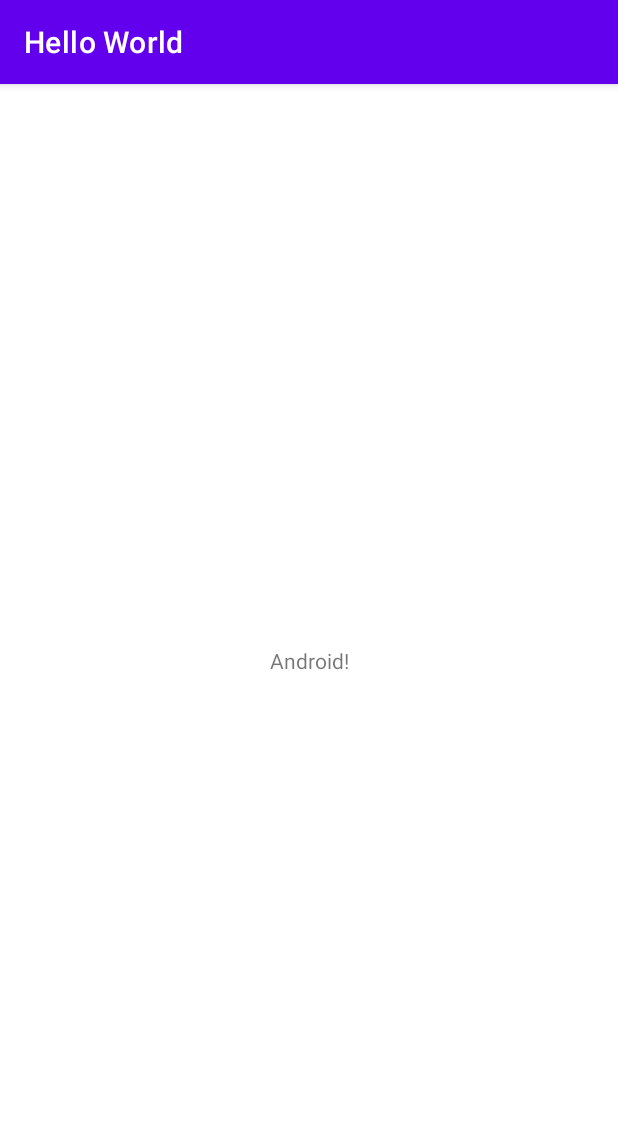
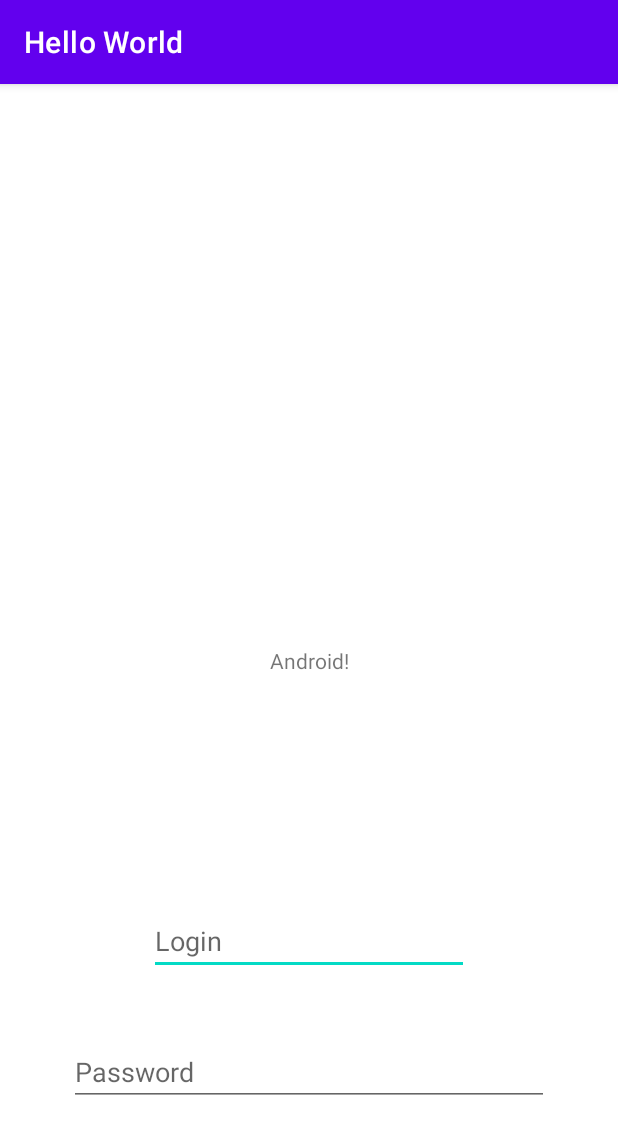
Before and after one commit to MateuszMatyska/androidHelloWorld, an Android app: the screen it shows after launch (MainActivity), on a phone screen of 412 x 824 dp. Shown: the top 1134 px of the screen. Run offline under Robolectric (Android 15) with nearby library versions, the phone set to English and light mode, and no system bars.

Commit message:
feat(input): add textInputs on layout

```diff
--- a/app/src/main/res/layout/activity_main.xml
+++ b/app/src/main/res/layout/activity_main.xml
@@ -7,6 +7,7 @@
     tools:context=".MainActivity">
 
     <TextView
+        android:id="@+id/title"
         android:layout_width="wrap_content"
         android:layout_height="wrap_content"
         android:text="Android!"
@@ -15,5 +16,29 @@
         app:layout_constraintRight_toRightOf="parent"
         app:layout_constraintTop_toTopOf="parent" />
 
+    <EditText
+        android:id="@+id/loginInput"
+        android:inputType="text|textAutoComplete"
+        app:layout_constraintBottom_toBottomOf="parent"
+        app:layout_constraintLeft_toLeftOf="parent"
+        app:layout_constraintRight_toRightOf="parent"
+        android:layout_width="wrap_content"
+        android:layout_height="wrap_content"
+        app:layout_constraintTop_toTopOf="@+id/title"
+        android:hint="Login"
+        android:ems="10" />
+
+    <EditText
+        android:id="@+id/passwordInput"
+        android:inputType="textPassword"
+        app:layout_constraintBottom_toBottomOf="parent"
+        app:layout_constraintLeft_toLeftOf="parent"
+        app:layout_constraintRight_toRightOf="parent"
+        android:layout_width="wrap_content"
+        android:layout_height="wrap_content"
+        app:layout_constraintTop_toTopOf="@+id/loginInput"
+        android:hint="Password"
+        android:ems="15" />
+
 
 </androidx.constraintlayout.widget.ConstraintLayout>
```
